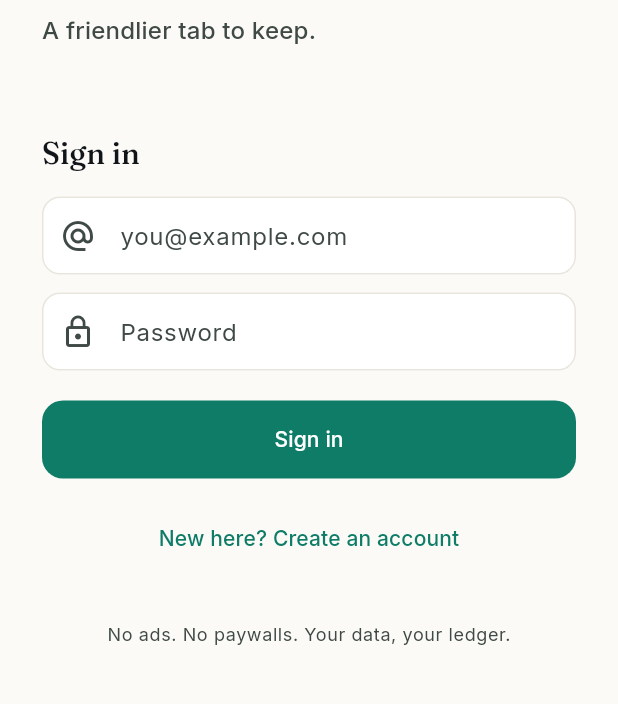
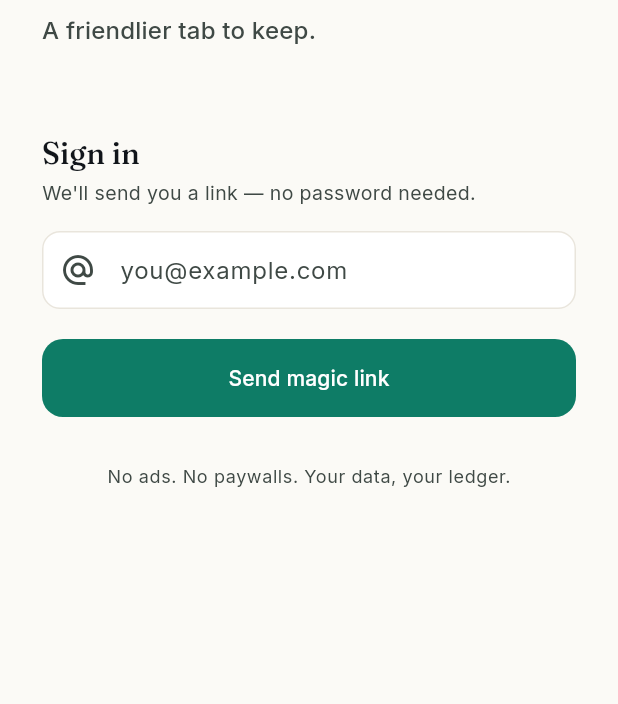
Before and after one commit to freshperpective/BillSplittingApp, a Flutter app: the screen it shows after launch, on a phone screen of 412 x 824 dp, the part 222-926 px from its top. Run offline on Flutter 3.47's test engine with Material 3 defaults, Android fonts, the phone set to English and light mode, and no system bars; our stand-ins replace decimal, flutter_riverpod, go_router, google_fonts, image_picker, shared_preferences and 1 more; missing offline and left inert: rational; accounts and stored records are empty.

Commit message:
feat: switch auth to magic link (OTP) + add deep link intent filter
Remove email+password auth in favour of signInWithOtp — user enters
email, receives a magic link, taps it to sign in. No password stored.

AndroidManifest: add intent-filter for com.freshperpective.sorted://
so magic links (and future invite links) re-open the app directly.

Supabase redirect URL must be set to:
  com.freshperpective.sorted://login-callback/

```diff
--- a/lib/ui/screens/auth_screen.dart
+++ b/lib/ui/screens/auth_screen.dart
@@ -12,56 +12,47 @@ class AuthScreen extends ConsumerStatefulWidget {
   ConsumerState<AuthScreen> createState() => _AuthScreenState();
 }
 
-enum _Mode { signIn, signUp }
+enum _State { idle, busy, sent }
 
 class _AuthScreenState extends ConsumerState<AuthScreen> {
   final _email = TextEditingController();
-  final _password = TextEditingController();
-  _Mode _mode = _Mode.signIn;
-  bool _busy = false;
-  String? _status;
+  _State _state = _State.idle;
+  String? _error;
 
-  Future<void> _submit() async {
+  Future<void> _sendLink() async {
     final email = _email.text.trim();
-    final password = _password.text;
-
     if (email.isEmpty || !email.contains('@')) {
-      setState(() => _status = 'Enter a valid email.');
-      return;
-    }
-    if (password.length < 6) {
-      setState(() => _status = 'Password must be at least 6 characters.');
+      setState(() => _error = 'Enter a valid email.');
       return;
     }
 
     setState(() {
-      _busy = true;
-      _status = null;
+      _state = _State.busy;
+      _error = null;
     });
 
     try {
-      final auth = ref.read(supabaseClientProvider).auth;
-      if (_mode == _Mode.signUp) {
-        final res = await auth.signUp(email: email, password: password);
-        if (res.session == null) {
-          // Email confirmation is enabled in Supabase. Tell the user.
-          setState(() => _status =
-              'Check your email to confirm your account, then come back here and sign in.',);
-        }
-      } else {
-        await auth.signInWithPassword(email: email, password: password);
-      }
-      // On success the auth stream fires and router redirects us home.
+      await ref.read(supabaseClientProvider).auth.signInWithOtp(
+            email: email,
+            emailRedirectTo: 'com.freshperpective.sorted://login-callback/',
+          );
+      setState(() => _state = _State.sent);
     } catch (e) {
-      setState(() => _status = e.toString().replaceFirst('Exception: ', ''));
-    } finally {
-      if (mounted) setState(() => _busy = false);
+      setState(() {
+        _state = _State.idle;
+        _error = e.toString().replaceFirst('Exception: ', '');
+      });
     }
   }
 
   @override
+  void dispose() {
+    _email.dispose();
+    super.dispose();
+  }
+
+  @override
   Widget build(BuildContext context) {
-    final isSignUp = _mode == _Mode.signUp;
     return Scaffold(
       body: SafeArea(
         child: SingleChildScrollView(
@@ -86,31 +77,67 @@ class _AuthScreenState extends ConsumerState<AuthScreen> {
                     ),
               ),
               const SizedBox(height: 56),
-              Text(isSignUp ? 'Create an account' : 'Sign in',
-                  style: Theme.of(context).textTheme.headlineSmall,),
+              if (_state == _State.sent) ...[
+                const Icon(
+                  Icons.mark_email_read_outlined,
+                  size: 48,
+                  color: SortedTheme.teal,
+                ),
+                const SizedBox(height: 16),
+                Text(
+                  'Check your inbox',
+                  style: Theme.of(context).textTheme.headlineSmall,
+                ),
+                const SizedBox(height: 8),
+                Text(
+                  'We sent a sign-in link to ${_email.text.trim()}.\nTap it to open Sorted.',
+                  style: TextStyle(
+                    color: SortedTheme.dimOf(context),
+                    fontSize: 14,
+                    height: 1.5,
+                  ),
+                ),
+                const SizedBox(height: 28),
+                Center(
+                  child: TextButton(
+                    onPressed: () => setState(() {
+                      _state = _State.idle;
+                      _error = null;
+                    }),
+                    child: const Text(
+                      'Use a different email',
+                      style: TextStyle(color: SortedTheme.teal),
+                    ),
+                  ),
+                ),
+              ] else ...[
+                Text(
+                  'Sign in',
+                  style: Theme.of(context).textTheme.headlineSmall,
+                ),
+                const SizedBox(height: 4),
+                Text(
+                  "We'll send you a link — no password needed.",
+                  style: TextStyle(
+                    color: SortedTheme.dimOf(context),
+                    fontSize: 13,
+                  ),
+                ),
                 const SizedBox(height: 16),
                 TextField(
                   controller: _email,
                   keyboardType: TextInputType.emailAddress,
                   autocorrect: false,
+                  textInputAction: TextInputAction.done,
+                  onSubmitted: (_) => _sendLink(),
                   decoration: const InputDecoration(
                     hintText: 'you@example.com',
                     prefixIcon: Icon(Icons.alternate_email),
                   ),
                 ),
-              const SizedBox(height: 12),
-              TextField(
-                controller: _password,
-                obscureText: true,
-                decoration: const InputDecoration(
-                  hintText: 'Password',
-                  prefixIcon: Icon(Icons.lock_outline),
-                ),
-                onSubmitted: (_) => _submit(),
-              ),
                 const SizedBox(height: 20),
                 FilledButton(
-                onPressed: _busy ? null : _submit,
+                  onPressed: _state == _State.busy ? null : _sendLink,
                   style: FilledButton.styleFrom(
                     backgroundColor: SortedTheme.teal,
                     minimumSize: const Size.fromHeight(52),
@@ -118,7 +145,7 @@ class _AuthScreenState extends ConsumerState<AuthScreen> {
                       borderRadius: BorderRadius.circular(14),
                     ),
                   ),
-                child: _busy
+                  child: _state == _State.busy
                       ? const SizedBox(
                           height: 20,
                           width: 20,
@@ -127,34 +154,19 @@ class _AuthScreenState extends ConsumerState<AuthScreen> {
                             strokeWidth: 2,
                           ),
                         )
-                    : Text(isSignUp ? 'Create account' : 'Sign in'),
+                      : const Text('Send magic link'),
                 ),
-              if (_status != null) ...[
+                if (_error != null) ...[
                   const SizedBox(height: 12),
-                Text(_status!,
-                    style: TextStyle(
-                        color: _status!.startsWith('Check')
-                            ? SortedTheme.teal
-                            : SortedTheme.clay,
-                        fontSize: 13,),),
-              ],
-              const SizedBox(height: 16),
-              Center(
-                child: TextButton(
-                  onPressed: _busy
-                      ? null
-                      : () => setState(() {
-                            _mode = isSignUp ? _Mode.signIn : _Mode.signUp;
-                            _status = null;
-                          }),
-                  child: Text(
-                    isSignUp
-                        ? 'Have an account? Sign in'
-                        : 'New here? Create an account',
-                    style: const TextStyle(color: SortedTheme.teal),
+                  Text(
+                    _error!,
+                    style: const TextStyle(
+                      color: SortedTheme.clay,
+                      fontSize: 13,
                     ),
                   ),
-              ),
+                ],
+              ],
               const SizedBox(height: 32),
               Center(
                 child: Text(
```
Also changed, not shown: 1 other file. Lines whose indentation alone changed are shown as unchanged.
